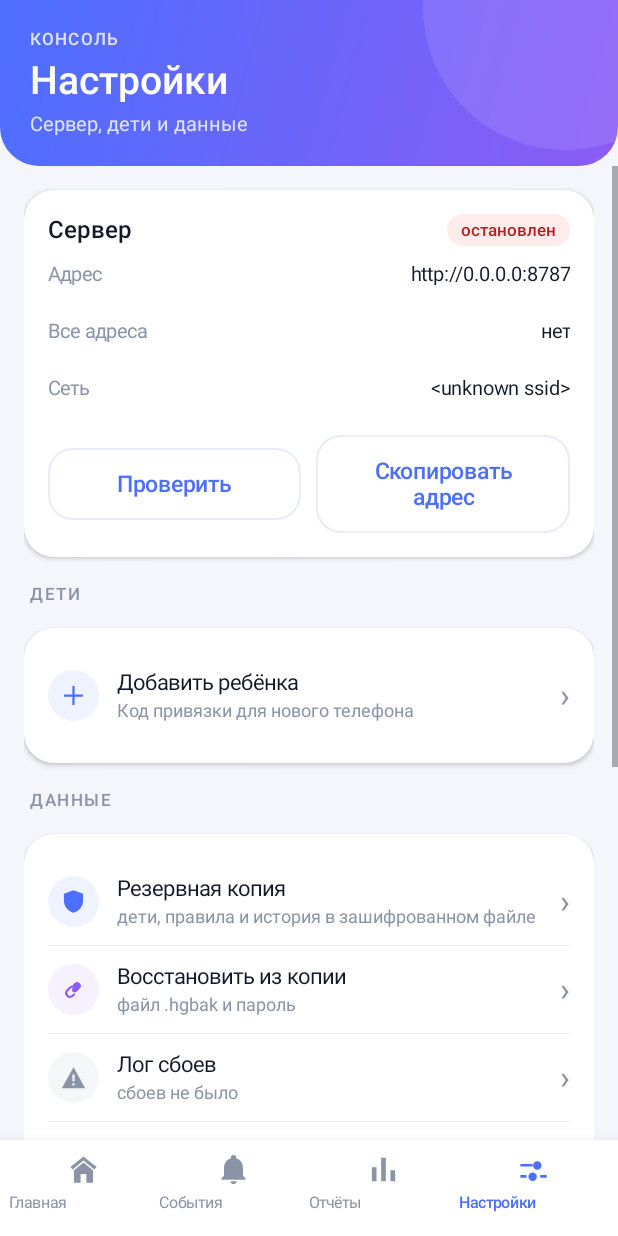
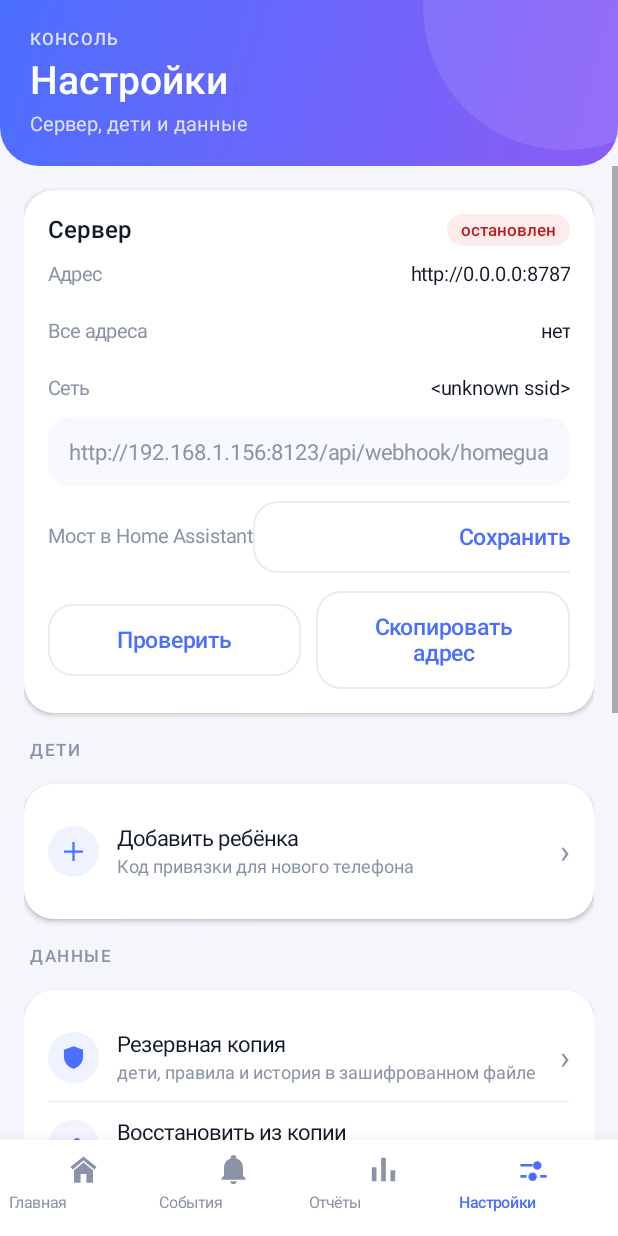
Before and after one commit to sahanaservicii/David-scool, an Android app: the SettingsActivity screen opened directly, with no data from a screen before it, on a phone screen of 412 x 824 dp. Run offline under Robolectric (Android 15) with nearby library versions, the phone set to English and light mode, and no system bars.

Commit message:
HA bridge: локальный webhook SOS→Home Assistant, консоль 1.5.0

```diff
--- a/parental/console/build.gradle
+++ b/parental/console/build.gradle
@@ -12,8 +12,8 @@ android {
         applicationId 'ru.homeguard.console'
         minSdk 33
         targetSdk 34
-        versionCode 8
-        versionName '1.4.2'
+        versionCode 9
+        versionName '1.5.0'
     }
 
     signingConfigs {
--- a/parental/console/src/main/java/ru/homeguard/console/SettingsActivity.java
+++ b/parental/console/src/main/java/ru/homeguard/console/SettingsActivity.java
@@ -141,6 +141,28 @@ public class SettingsActivity extends Activity {
         }
         card.addView(infoRow("Все адреса", all.length() == 0 ? "нет" : all.toString()));
         card.addView(infoRow("Сеть", Util.wifiName(this)));
+
+        // Local HA webhook (optional). Empty = disabled; no token in the app.
+        final android.widget.EditText hook = Ui.edit(this,
+                "http://192.168.1.156:8123/api/webhook/homeguard_sos_bridge",
+                HaBridge.url(this));
+        hook.setSingleLine(true);
+        card.addView(hook);
+        LinearLayout haRow = Ui.row(this);
+        haRow.setPadding(0, Ui.dp(this, 10), 0, 0);
+        haRow.addView(Ui.txt(this, "Мост в Home Assistant", 13, Ui.MUTED, false),
+                new LinearLayout.LayoutParams(0, ViewGroup.LayoutParams.WRAP_CONTENT, 1f));
+        android.widget.Button haSave = Ui.ghost(this, "Сохранить", new View.OnClickListener() {
+            @Override
+            public void onClick(View v) {
+                HaBridge.setUrl(SettingsActivity.this, hook.getText().toString());
+                Ui.toast(SettingsActivity.this,
+                        HaBridge.enabled(SettingsActivity.this)
+                                ? "Мост включён" : "Мост выключен");
+            }
+        });
+        haRow.addView(haSave);
+        card.addView(haRow);
 
         LinearLayout actions = Ui.row(this);
         actions.setPadding(0, Ui.dp(this, 12), 0, 0);
```
Also changed, not shown: parental/console/src/main/java/ru/homeguard/console/ControlServer.java (+11 -0 lines), parental/console/src/main/java/ru/homeguard/console/HaBridge.java (added, +79 -0 lines), 10 other files.
